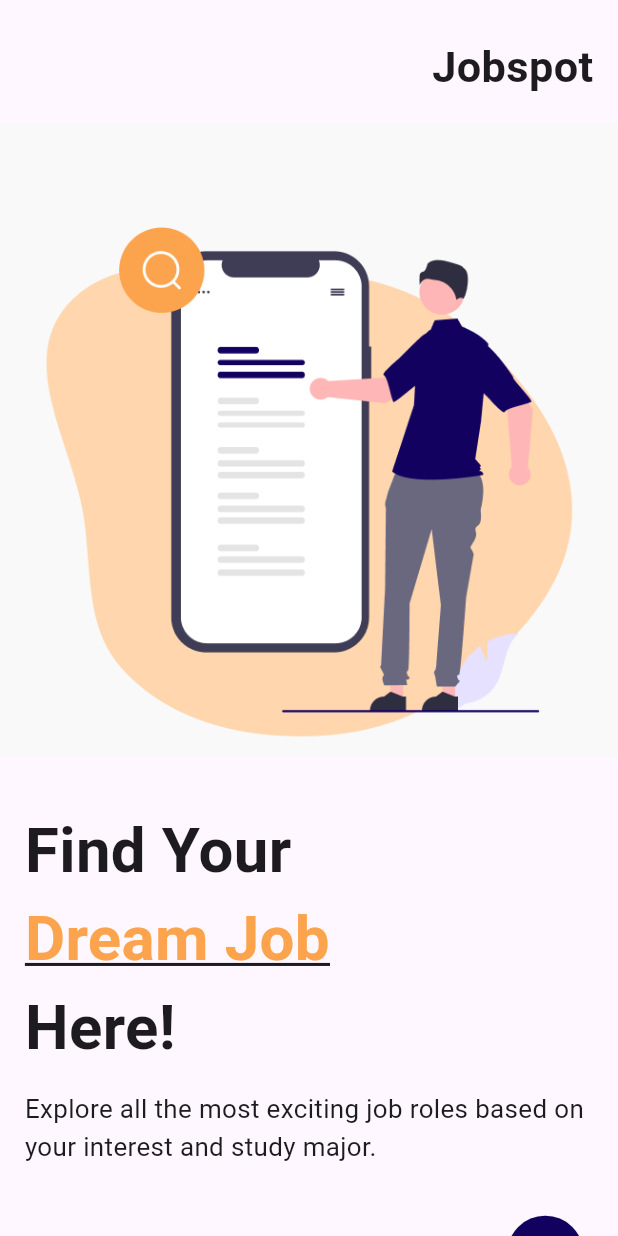
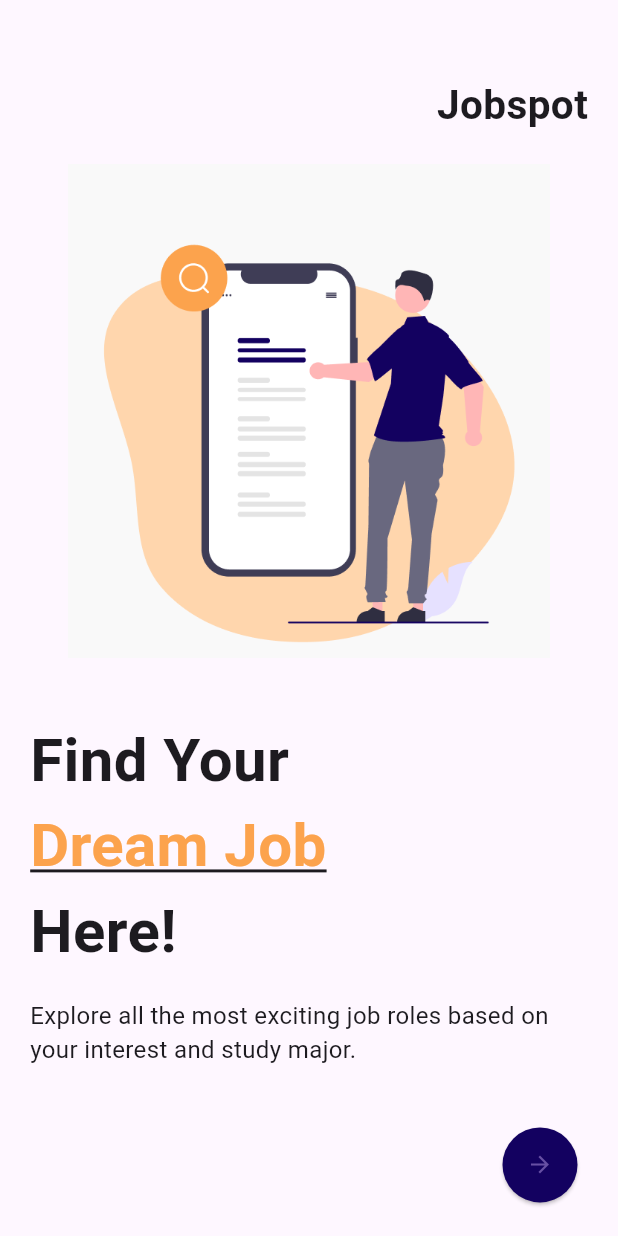
Before and after one commit to UMESH-042/Gigs, a Flutter app: the screen it shows after launch, on a phone screen of 412 x 824 dp. Run offline on Flutter 3.47's test engine with Material 3 defaults, Android fonts, the phone set to English and light mode, and no system bars; our stand-ins replace animated_splash_screen, cached_network_image, cloud_firestore, curved_navigation_bar, file_picker, firebase_auth and 13 more; missing offline and left inert: app_settings, easy_pdf_viewer, external_app_launcher; accounts and stored records are empty.

Commit message:
Made minor changes

```diff
--- a/lib/Screens/Landing_page.dart
+++ b/lib/Screens/Landing_page.dart
@@ -100,57 +100,162 @@ import 'login_screen.dart';
 //   }
 // }
 
+// class LandingPage extends StatelessWidget {
+//   @override
+//   Widget build(BuildContext context) {
+//     final size = MediaQuery.of(context).size;
+
+//     // Define a function to calculate a percentage of the screen height
+//     double screenHeight(double percentage) {
+//       return size.height * percentage / 100;
+//     }
+
+//     // Define a function to calculate a percentage of the screen width
+//     double screenWidth(double percentage) {
+//       return size.width * percentage / 100;
+//     }
+
+//     return Scaffold(
+//       body: Column(
+//         mainAxisAlignment: MainAxisAlignment.spaceAround,
+//         children: [
+//           Align(
+//             alignment: Alignment.topRight,
+//             child: Padding(
+//               padding: EdgeInsets.only(top: screenHeight(3), right: screenWidth(4)),
+//               child: Text(
+//                 'Jobspot',
+//                 style: TextStyle(
+//                   fontSize: screenWidth(7),
+//                   fontWeight: FontWeight.bold,
+//                 ),
+//               ),
+//             ),
+//           ),
+//           SizedBox(height: screenHeight(2)),
+//           Center(
+//             child: Container(
+//               child: Image.asset(
+//                 'assets/landing_page_logo.png', // Replace with your image asset
+//                 fit: BoxFit.cover,
+//               ),
+//             ),
+//           ),
+//           SizedBox(height: screenHeight(2)),
+//           Padding(
+//             padding: EdgeInsets.all(screenWidth(4)),
+//             child: Column(
+//               crossAxisAlignment: CrossAxisAlignment.start,
+//               children: [
+//                 Text(
+//                   'Find Your',
+//                   style: TextStyle(
+//                     fontSize: screenWidth(10),
+//                     fontWeight: FontWeight.bold,
+//                   ),
+//                 ),
+//                 Text(
+//                   'Dream Job',
+//                   style: TextStyle(
+//                     decoration: TextDecoration.underline,
+//                     fontSize: screenWidth(10),
+//                     fontWeight: FontWeight.bold,
+//                     color: Color(0xFFFCA34D),
+//                   ),
+//                 ),
+//                 Text(
+//                   'Here!',
+//                   style: TextStyle(
+//                     fontSize: screenWidth(10),
+//                     fontWeight: FontWeight.bold,
+//                   ),
+//                 ),
+//                 SizedBox(height: screenHeight(1.6)),
+//                 Text(
+//                   'Explore all the most exciting job roles based on your interest and study major.',
+//                   style: TextStyle(
+//                     fontSize: screenWidth(4.2),
+//                   ),
+//                 ),
+//               ],
+//             ),
+//           ),
+//           Align(
+//             alignment: Alignment.centerRight,
+//             child: Padding(
+//               padding: EdgeInsets.all(screenWidth(4)),
+//               child: ElevatedButton(
+//                 onPressed: () {
+//                   Navigator.push(
+//                     context,
+//                     MaterialPageRoute(
+//                       builder: (context) => LoginScreen(),
+//                     ),
+//                   );
+//                 },
+//                 child: Icon(Icons.arrow_forward),
+//                 style: ElevatedButton.styleFrom(
+//                   backgroundColor: Color(0xFF130160),
+//                   shape: CircleBorder(),
+//                   padding: EdgeInsets.all(screenWidth(4)),
+//                 ),
+//               ),
+//             ),
+//           ),
+//         ],
+//       ),
+//     );
+//   }
+// }
+
+import 'package:flutter/cupertino.dart';
+import 'package:flutter/material.dart';
+import 'login_screen.dart';
+
 class LandingPage extends StatelessWidget {
   @override
   Widget build(BuildContext context) {
     final size = MediaQuery.of(context).size;
-
-    // Define a function to calculate a percentage of the screen height
-    double screenHeight(double percentage) {
-      return size.height * percentage / 100;
-    }
-
-    // Define a function to calculate a percentage of the screen width
-    double screenWidth(double percentage) {
-      return size.width * percentage / 100;
-    }
+    final double imageHeight = size.height * 0.4; // Adjust this value according to your need
 
     return Scaffold(
-      body: Column(
+      body: SingleChildScrollView(
+        child: Column(
           mainAxisAlignment: MainAxisAlignment.spaceAround,
           children: [
             Align(
               alignment: Alignment.topRight,
               child: Padding(
-              padding: EdgeInsets.only(top: screenHeight(3), right: screenWidth(4)),
+                padding: const EdgeInsets.only(top: 50, right: 20),
                 child: Text(
                   'Jobspot',
                   style: TextStyle(
-                  fontSize: screenWidth(7),
+                    fontSize: 27,
                     fontWeight: FontWeight.bold,
                   ),
                 ),
               ),
             ),
-          SizedBox(height: screenHeight(2)),
+            SizedBox(height: 20),
             Center(
               child: Container(
+                height: imageHeight,
                 child: Image.asset(
                   'assets/landing_page_logo.png', // Replace with your image asset
                   fit: BoxFit.cover,
                 ),
               ),
             ),
-          SizedBox(height: screenHeight(2)),
+            SizedBox(height: 20),
             Padding(
-            padding: EdgeInsets.all(screenWidth(4)),
+              padding: const EdgeInsets.all(20.0),
               child: Column(
                 crossAxisAlignment: CrossAxisAlignment.start,
                 children: [
                   Text(
                     'Find Your',
                     style: TextStyle(
-                    fontSize: screenWidth(10),
+                      fontSize: 40,
                       fontWeight: FontWeight.bold,
                     ),
                   ),
@@ -158,7 +263,7 @@ class LandingPage extends StatelessWidget {
                     'Dream Job',
                     style: TextStyle(
                       decoration: TextDecoration.underline,
-                    fontSize: screenWidth(10),
+                      fontSize: 40,
                       fontWeight: FontWeight.bold,
                       color: Color(0xFFFCA34D),
                     ),
@@ -166,15 +271,15 @@ class LandingPage extends StatelessWidget {
                   Text(
                     'Here!',
                     style: TextStyle(
-                    fontSize: screenWidth(10),
+                      fontSize: 40,
                       fontWeight: FontWeight.bold,
                     ),
                   ),
-                SizedBox(height: screenHeight(1.6)),
+                  SizedBox(height: 16),
                   Text(
                     'Explore all the most exciting job roles based on your interest and study major.',
                     style: TextStyle(
-                    fontSize: screenWidth(4.2),
+                      fontSize: 16,
                     ),
                   ),
                 ],
@@ -183,7 +288,7 @@ class LandingPage extends StatelessWidget {
             Align(
               alignment: Alignment.centerRight,
               child: Padding(
-              padding: EdgeInsets.all(screenWidth(4)),
+                padding: const EdgeInsets.all(20.0),
                 child: ElevatedButton(
                   onPressed: () {
                     Navigator.push(
@@ -197,12 +302,14 @@ class LandingPage extends StatelessWidget {
                   style: ElevatedButton.styleFrom(
                     backgroundColor: Color(0xFF130160),
                     shape: CircleBorder(),
-                  padding: EdgeInsets.all(screenWidth(4)),
+                    padding: EdgeInsets.all(16),
                   ),
                 ),
               ),
             ),
+            SizedBox(height: 20), // Add some space at the bottom
           ],
+        ),
       ),
     );
   }
--- a/lib/view/Homes_Screen.dart
+++ b/lib/view/Homes_Screen.dart
@@ -69,7 +69,10 @@ class _HomePageState extends State<HomePage> {
   @override
   void initState() {
     _requestNotificationPermissions();
+
     WidgetsBinding.instance.addPostFrameCallback((_) => showShowcaseIfNeeded());
+
+
     super.initState();
     storeNotificationToken();
     _screens = [
```
Also changed, not shown: lib/Screens/signup_screen.dart (+40 -7 lines). Lines whose indentation alone changed are shown as unchanged.
